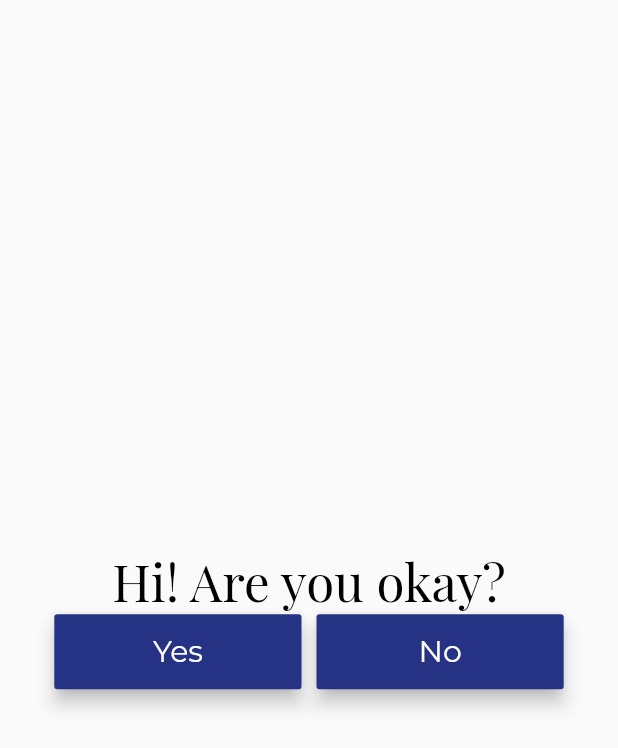
After one commit to creaturenex/Speed_Force, a Flutter app: the Safe screen opened directly, on a phone screen of 412 x 824 dp. The commit adds this screen. Shown: the top 748 px of the screen. Run offline on Flutter 3.47's test engine with Material 2 defaults, Android fonts, the phone set to English and light mode, and no system bars; our stand-ins replace google_fonts, sensors.

Commit message:
Threshold G-force detection done

```diff
--- a/sonicforce/lib/screens/home.dart
+++ b/sonicforce/lib/screens/home.dart
@@ -1,6 +1,10 @@
+import 'dart:math';
+
 import 'package:flutter/material.dart';
 import 'package:google_fonts/google_fonts.dart';
 import 'package:sonicforce/screens/account.dart';
+import 'package:sensors/sensors.dart';
+import 'package:sonicforce/screens/safe.dart';
 
 class Home extends StatefulWidget {
   @override
@@ -8,6 +12,7 @@ class Home extends StatefulWidget {
 }
 
 class _HomeState extends State<Home> {
+  double g;
   @override
   Widget build(BuildContext context) {
     return Scaffold(
@@ -39,7 +44,20 @@ class _HomeState extends State<Home> {
                           ),
                         ),
                       ),
-                      onPressed: () {},
+                      onPressed: () {
+                        accelerometerEvents.listen((AccelerometerEvent event) {
+                          g = sqrt(event.x * event.x +
+                              event.y * event.y +
+                              event.z * event.z);
+                          if (g > 13) {
+                            g = 5;
+                            Navigator.push(
+                              context,
+                              MaterialPageRoute(builder: (context) => Safe()),
+                            );
+                          }
+                        });
+                      },
                     ),
                   ),
                 ),
--- /dev/null
+++ b/sonicforce/lib/screens/safe.dart
@@ -0,0 +1,77 @@
+import 'package:flutter/material.dart';
+import 'package:google_fonts/google_fonts.dart';
+
+class Safe extends StatefulWidget {
+  @override
+  _SafeState createState() => _SafeState();
+}
+
+class _SafeState extends State<Safe> {
+  @override
+  Widget build(BuildContext context) {
+    return Scaffold(
+      body: Container(
+        child: Column(
+          mainAxisAlignment: MainAxisAlignment.center,
+          crossAxisAlignment: CrossAxisAlignment.center,
+          children: [
+            Text(
+              'Hi! Are you okay?',
+              style: GoogleFonts.playfairDisplay(
+                textStyle: TextStyle(
+                  color: Colors.black,
+                  fontSize: 34,
+                  fontWeight: FontWeight.w400,
+                ),
+              ),
+            ),
+            Center(
+              child: Row(
+                mainAxisAlignment: MainAxisAlignment.center,
+                children: [
+                  Container(
+                    width: MediaQuery.of(context).size.width / 2.5,
+                    height: 50,
+                    child: RaisedButton(
+                        elevation: 5,
+                        color: Color(0xff263284),
+                        child: Text(
+                          'Yes',
+                          style: GoogleFonts.montserrat(
+                            textStyle: TextStyle(
+                              color: Colors.white,
+                              fontSize: 20,
+                              fontWeight: FontWeight.w400,
+                            ),
+                          ),
+                        ),
+                        onPressed: () {}),
+                  ),
+                  new Padding(padding: EdgeInsets.only(right: 10.0)),
+                  Container(
+                    width: MediaQuery.of(context).size.width / 2.5,
+                    height: 50,
+                    child: RaisedButton(
+                        elevation: 5,
+                        color: Color(0xff263284),
+                        child: Text(
+                          'No',
+                          style: GoogleFonts.montserrat(
+                            textStyle: TextStyle(
+                              color: Colors.white,
+                              fontSize: 20,
+                              fontWeight: FontWeight.w400,
+                            ),
+                          ),
+                        ),
+                        onPressed: () {}),
+                  ),
+                ],
+              ),
+            ),
+          ],
+        ),
+      ),
+    );
+  }
+}
--- a/sonicforce/pubspec.yaml
+++ b/sonicforce/pubspec.yaml
@@ -29,6 +29,7 @@ dependencies:
   # Use with the CupertinoIcons class for iOS style icons.
   cupertino_icons: ^1.0.2
   google_fonts: ^2.0.0
+  sensors: ^2.0.1
 
 dev_dependencies:
   flutter_test:
```
Also changed, not shown: sonicforce/pubspec.lock.
